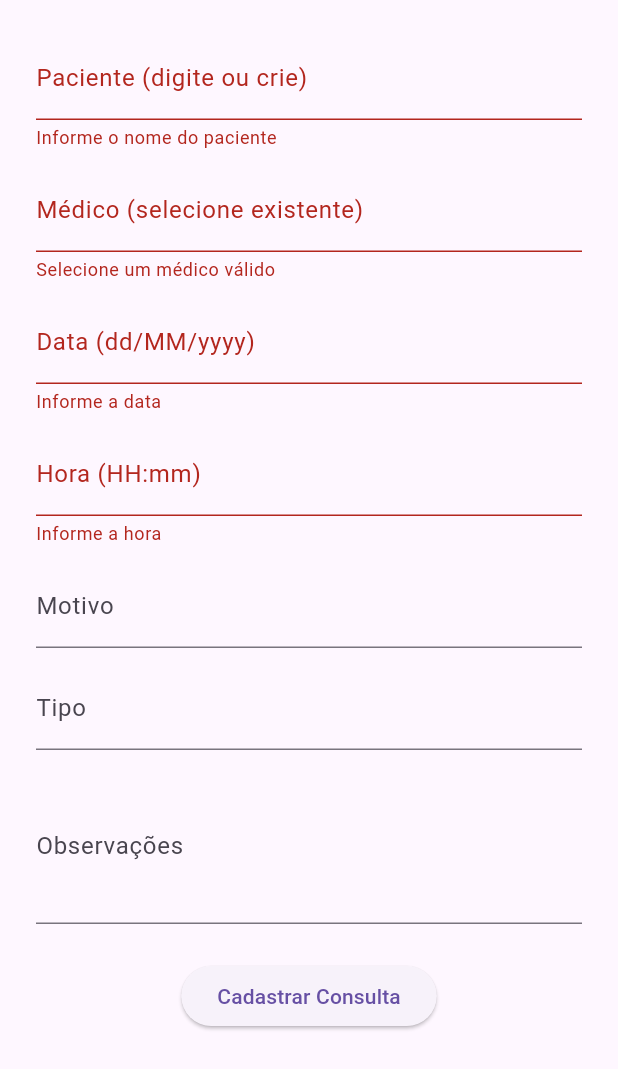
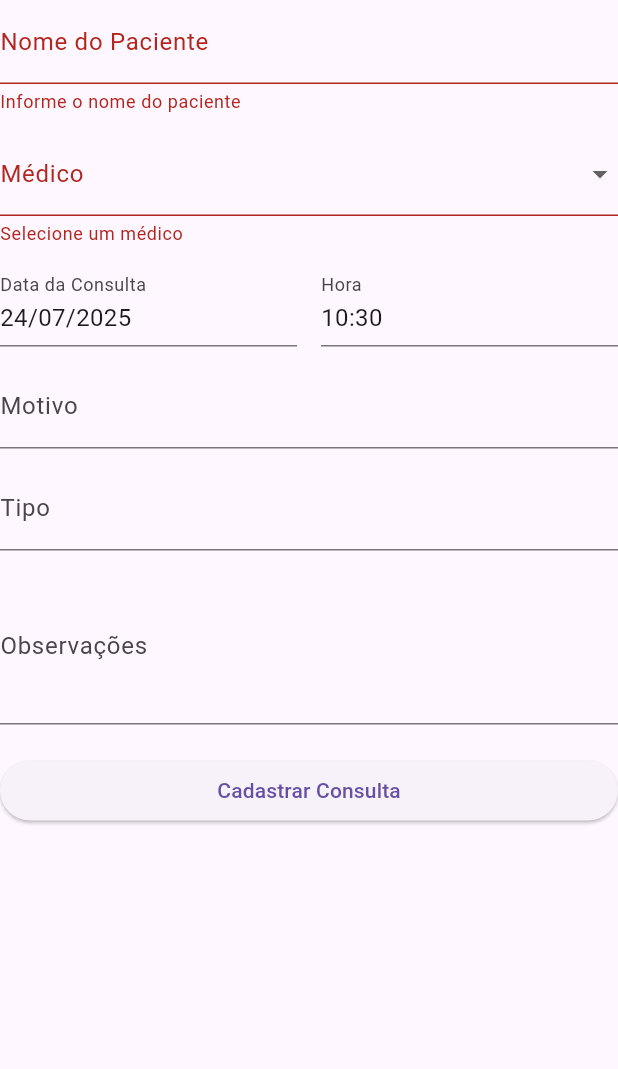
Before and after one commit to blacksouldev/sistema_gestao-hospitalar, a Flutter app: the NovaConsulta widget shown alone on an empty page, opened directly, after a tap on "Cadastrar Consulta", on a phone screen of 412 x 824 dp. Shown: the top 1069 px of the screen. Run offline on Flutter 3.47's test engine with Material 3 defaults, Android fonts, the phone set to English and light mode, and no system bars; our stand-ins replace shared_preferences; accounts and stored records are empty.

Commit message:
Configurado tela de cadastro de consulta com calendário auxiliar e horário automático, edição e exclusão de consultas, no dashboard atualização dos números como resumo.

```diff
--- a/lib/components/nova_consulta.dart
+++ b/lib/components/nova_consulta.dart
@@ -1,10 +1,13 @@
 import 'package:flutter/material.dart';
 import 'package:provider/provider.dart';
+import '../models/consulta.dart';
+import '../models/medico.dart';
 import '../providers/consulta_provider.dart';
-import '../models/medico.dart';
 
 class NovaConsulta extends StatefulWidget {
-  const NovaConsulta({super.key});
+  final Consulta? consulta;
+
+  const NovaConsulta({Key? key, this.consulta}) : super(key: key);
 
   @override
   State<NovaConsulta> createState() => _NovaConsultaState();
@@ -13,197 +16,215 @@ class NovaConsulta extends StatefulWidget {
 class _NovaConsultaState extends State<NovaConsulta> {
   final _formKey = GlobalKey<FormState>();
 
-  final TextEditingController pacienteController = TextEditingController();
-  final TextEditingController medicoController = TextEditingController();
+  final TextEditingController _pacienteController = TextEditingController();
+  Medico? _medicoSelecionado;
+  DateTime _dataSelecionada = DateTime.now();
+  final TextEditingController _motivoController = TextEditingController();
+  final TextEditingController _tipoController = TextEditingController();
+  final TextEditingController _observacoesController = TextEditingController();
 
-  String? medicoSelecionadoId;
-  String data = '';
-  String hora = '';
-  String motivo = '';
-  String tipo = '';
-  String observacoes = '';
+  List<Medico> _medicos = [];
 
   @override
   void initState() {
     super.initState();
-    Provider.of<ConsultaProvider>(context, listen: false).buscarMedicos();
-  }
 
-  String? _converterDataParaIso(String dataBrasileira) {
-    try {
-      final partes = dataBrasileira.split('/');
-      if (partes.length != 3) return null;
-      final dia = int.parse(partes[0]);
-      final mes = int.parse(partes[1]);
-      final ano = int.parse(partes[2]);
-      final data = DateTime(ano, mes, dia);
-      return data.toIso8601String().split('T')[0];
-    } catch (e) {
-      return null;
-    }
-  }
+    final consultaProvider = context.read<ConsultaProvider>();
+    _medicos = consultaProvider.medicos;
 
-  Future<void> salvarConsulta() async {
-    if (medicoSelecionadoId == null) {
-      ScaffoldMessenger.of(context).showSnackBar(
-        const SnackBar(content: Text('Selecione um médico válido')),
-      );
-      return;
-    }
-
-    final dataIso = _converterDataParaIso(data);
-    if (dataIso == null) {
-      ScaffoldMessenger.of(context).showSnackBar(
-        const SnackBar(content: Text('Data inválida. Use o formato dd/MM/yyyy')),
-      );
-      return;
-    }
-
-    final provider = Provider.of<ConsultaProvider>(context, listen: false);
-
-    final consulta = {
-      'pacienteNome': pacienteController.text.trim(),
-      'medicoId': medicoSelecionadoId!,
-      'data': "${dataIso}T${hora}:00",
-      'motivo': motivo,
-      'tipo': tipo,
-      'observacoes': observacoes,
-    };
-
-    try {
-      final sucesso = await provider.salvarConsultaAPI(consulta);
-
-      if (sucesso) {
-        ScaffoldMessenger.of(context).showSnackBar(
-          const SnackBar(content: Text('Consulta cadastrada com sucesso')),
+    if (_medicos.isEmpty) {
+      consultaProvider.buscarMedicos().then((_) {
+        setState(() {
+          _medicos = consultaProvider.medicos;
+          if (widget.consulta != null) {
+            _medicoSelecionado = _medicos.firstWhere(
+                  (m) => m.id == widget.consulta!.medicoId,
+              orElse: () => _medicos.isNotEmpty ? _medicos[0] : throw Exception('Nenhum médico disponível'),
+            );
+          }
+        });
+      });
+    } else {
+      if (widget.consulta != null) {
+        final c = widget.consulta!;
+        _pacienteController.text = c.pacienteNome;
+        _medicoSelecionado = _medicos.firstWhere(
+              (m) => m.id == c.medicoId,
+          orElse: () => _medicos.isNotEmpty ? _medicos[0] : throw Exception('Nenhum médico disponível'),
         );
-        await provider.buscarConsultas();
-        if (mounted) Navigator.of(context).pop();
-      } else {
-        ScaffoldMessenger.of(context).showSnackBar(
-          const SnackBar(content: Text('Erro ao cadastrar consulta')),
-        );
+        _dataSelecionada = c.dataHora;
+        _motivoController.text = c.motivo;
+        _tipoController.text = c.tipo;
+        _observacoesController.text = c.observacoes;
       }
-    } catch (e) {
-      ScaffoldMessenger.of(context).showSnackBar(
-        SnackBar(content: Text('Erro na comunicação: $e')),
-      );
     }
   }
 
   @override
   void dispose() {
-    pacienteController.dispose();
-    medicoController.dispose();
+    _pacienteController.dispose();
+    _motivoController.dispose();
+    _tipoController.dispose();
+    _observacoesController.dispose();
     super.dispose();
+  }
+
+  Future<void> _selecionarData(BuildContext context) async {
+    final novaData = await showDatePicker(
+      context: context,
+      initialDate: _dataSelecionada,
+      firstDate: DateTime.now().subtract(const Duration(days: 365)),
+      lastDate: DateTime.now().add(const Duration(days: 365 * 2)),
+    );
+    if (novaData != null) {
+      setState(() {
+        _dataSelecionada = DateTime(
+          novaData.year,
+          novaData.month,
+          novaData.day,
+          _dataSelecionada.hour,
+          _dataSelecionada.minute,
+        );
+      });
+    }
+  }
+
+  void _salvarConsulta() async {
+    if (!_formKey.currentState!.validate()) return;
+    if (_medicoSelecionado == null) {
+      ScaffoldMessenger.of(context).showSnackBar(
+        const SnackBar(content: Text('Selecione um médico')),
+      );
+      return;
+    }
+
+    final consultaProvider = context.read<ConsultaProvider>();
+
+    final novaConsulta = Consulta(
+      id: widget.consulta?.id ?? DateTime.now().millisecondsSinceEpoch.toString(),
+      pacienteNome: _pacienteController.text.trim(),
+      medicoNome: _medicoSelecionado!.nome,
+      medicoId: _medicoSelecionado!.id,
+      dataHora: _dataSelecionada,
+      motivo: _motivoController.text.trim(),
+      tipo: _tipoController.text.trim(),
+      observacoes: _observacoesController.text.trim(),
+    );
+
+    if (widget.consulta == null) {
+      // Criar nova - usando método salvarConsultaAPI com Map (simula API)
+      final sucesso = await consultaProvider.salvarConsultaAPI({
+        'pacienteNome': novaConsulta.pacienteNome,
+        'medicoId': novaConsulta.medicoId,
+        'data': novaConsulta.dataHora.toIso8601String(),
+        'motivo': novaConsulta.motivo,
+        'tipo': novaConsulta.tipo,
+        'observacoes': novaConsulta.observacoes,
+      });
+      if (!sucesso) {
+        ScaffoldMessenger.of(context).showSnackBar(
+          const SnackBar(content: Text('Erro ao salvar consulta')),
+        );
+        return;
+      }
+    } else {
+      // Editar: remove antiga e adiciona nova localmente
+      consultaProvider.excluirConsulta(widget.consulta!.id);
+      consultaProvider.adicionarConsulta(novaConsulta);
+    }
+
+    Navigator.of(context).pop();
   }
 
   @override
   Widget build(BuildContext context) {
-    final provider = Provider.of<ConsultaProvider>(context);
-    final medicos = provider.medicos;
-
     return SingleChildScrollView(
-      child: Padding(
-        padding: const EdgeInsets.all(24),
+      child: SizedBox(
+        width: double.maxFinite,
         child: Form(
           key: _formKey,
           child: Column(
             mainAxisSize: MainAxisSize.min,
             children: [
               TextFormField(
-                controller: pacienteController,
-                decoration: const InputDecoration(labelText: 'Paciente (digite ou crie)'),
-                validator: (val) => val == null || val.trim().isEmpty ? 'Informe o nome do paciente' : null,
+                controller: _pacienteController,
+                decoration: const InputDecoration(labelText: 'Nome do Paciente'),
+                validator: (value) => value == null || value.isEmpty ? 'Informe o nome do paciente' : null,
               ),
-
               const SizedBox(height: 12),
-
-              Autocomplete<Medico>(
-                optionsBuilder: (TextEditingValue textEditingValue) {
-                  if (textEditingValue.text.isEmpty) return const Iterable<Medico>.empty();
-                  return medicos.where((m) =>
-                      m.nome.toLowerCase().contains(textEditingValue.text.toLowerCase()));
+              DropdownButtonFormField<Medico>(
+                value: _medicoSelecionado,
+                decoration: const InputDecoration(labelText: 'Médico'),
+                items: _medicos
+                    .map(
+                      (medico) => DropdownMenuItem(
+                    value: medico,
+                    child: Text(medico.nome),
+                  ),
+                )
+                    .toList(),
+                onChanged: (medico) {
+                  setState(() {
+                    _medicoSelecionado = medico;
+                  });
                 },
-                displayStringForOption: (medico) => "${medico.nome} (${medico.especialidade})",
-                fieldViewBuilder: (context, controller, focusNode, onEditingComplete) {
-                  return TextFormField(
-                    controller: controller,
-                    focusNode: focusNode,
-                    decoration: const InputDecoration(labelText: 'Médico (selecione existente)'),
-                    validator: (val) {
-                      if (val == null || val.isEmpty) return 'Selecione um médico válido';
-                      if (medicoSelecionadoId == null) return 'Selecione um médico válido';
-                      return null;
-                    },
-                    onChanged: (val) {
-                      final medicoEncontrado = medicos.firstWhere(
-                            (m) => m.nome.toLowerCase() == val.toLowerCase(),
-                        orElse: () => Medico(id: '', nome: '', especialidade: ''),
-                      );
-                      if (medicoEncontrado.id.isNotEmpty) {
-                        medicoSelecionadoId = medicoEncontrado.id;
-                      } else {
-                        medicoSelecionadoId = null;
-                      }
-                    },
-                  );
-                },
-                onSelected: (Medico medico) {
-                  medicoSelecionadoId = medico.id;
-                  medicoController.text = medico.nome;
-                },
+                validator: (value) => value == null ? 'Selecione um médico' : null,
               ),
-
               const SizedBox(height: 12),
-
+              Row(
+                children: [
+                  Expanded(
+                    child: InputDecorator(
+                      decoration: const InputDecoration(labelText: 'Data da Consulta'),
+                      child: GestureDetector(
+                        onTap: () => _selecionarData(context),
+                        child: Text(
+                          '${_dataSelecionada.day.toString().padLeft(2, '0')}/'
+                              '${_dataSelecionada.month.toString().padLeft(2, '0')}/'
+                              '${_dataSelecionada.year}',
+                          style: const TextStyle(fontSize: 16),
+                        ),
+                      ),
+                    ),
+                  ),
+                  const SizedBox(width: 16),
+                  Expanded(
+                    child: InputDecorator(
+                      decoration: const InputDecoration(labelText: 'Hora'),
+                      child: Text(
+                        '${_dataSelecionada.hour.toString().padLeft(2, '0')}:'
+                            '${_dataSelecionada.minute.toString().padLeft(2, '0')}',
+                        style: const TextStyle(fontSize: 16),
+                      ),
+                    ),
+                  ),
+                ],
+              ),
+              const SizedBox(height: 12),
               TextFormField(
-                decoration: const InputDecoration(labelText: 'Data (dd/MM/yyyy)'),
-                keyboardType: TextInputType.datetime,
-                onChanged: (val) => data = val,
-                validator: (val) => val == null || val.isEmpty ? 'Informe a data' : null,
+                controller: _motivoController,
+                decoration: const InputDecoration(labelText: 'Motivo'),
+                maxLines: 1,
               ),
-
               const SizedBox(height: 12),
-
               TextFormField(
-                decoration: const InputDecoration(labelText: 'Hora (HH:mm)'),
-                keyboardType: TextInputType.datetime,
-                onChanged: (val) => hora = val,
-                validator: (val) => val == null || val.isEmpty ? 'Informe a hora' : null,
+                controller: _tipoController,
+                decoration: const InputDecoration(labelText: 'Tipo'),
+                maxLines: 1,
               ),
-
               const SizedBox(height: 12),
-
               TextFormField(
-                decoration: const InputDecoration(labelText: 'Motivo'),
-                onChanged: (val) => motivo = val,
-              ),
-
-              const SizedBox(height: 12),
-
-              TextFormField(
-                decoration: const InputDecoration(labelText: 'Tipo'),
-                onChanged: (val) => tipo = val,
-              ),
-
-              const SizedBox(height: 12),
-
-              TextFormField(
+                controller: _observacoesController,
                 decoration: const InputDecoration(labelText: 'Observações'),
-                onChanged: (val) => observacoes = val,
                 maxLines: 3,
               ),
-
-              const SizedBox(height: 24),
-
-              ElevatedButton(
-                onPressed: () {
-                  if (_formKey.currentState!.validate()) {
-                    salvarConsulta();
-                  }
-                },
-                child: const Text('Cadastrar Consulta'),
+              const SizedBox(height: 20),
+              SizedBox(
+                width: double.infinity,
+                child: ElevatedButton(
+                  onPressed: _salvarConsulta,
+                  child: Text(widget.consulta == null ? 'Cadastrar Consulta' : 'Salvar Alterações'),
+                ),
               ),
             ],
           ),
--- a/lib/models/consulta.dart
+++ b/lib/models/consulta.dart
@@ -2,12 +2,20 @@ class Consulta {
   final String id;
   final String pacienteNome;
   final String medicoNome;
-  final DateTime data;
+  final String medicoId;
+  final DateTime dataHora;
+  final String motivo;
+  final String tipo;
+  final String observacoes;
 
   Consulta({
     required this.id,
     required this.pacienteNome,
     required this.medicoNome,
-    required this.data,
+    required this.medicoId,
+    required this.dataHora,
+    required this.motivo,
+    required this.tipo,
+    required this.observacoes,
   });
 }
--- a/lib/models/medico.dart
+++ b/lib/models/medico.dart
@@ -2,10 +2,16 @@ class Medico {
   final String id;
   final String nome;
   final String especialidade;
+  final String crm;
+  final String telefone;
+  final String email;
 
   Medico({
     required this.id,
     required this.nome,
     required this.especialidade,
+    required this.crm,
+    required this.telefone,
+    required this.email,
   });
 }
--- a/lib/providers/consulta_provider.dart
+++ b/lib/providers/consulta_provider.dart
@@ -9,29 +9,53 @@ class ConsultaProvider extends ChangeNotifier {
   List<Consulta> get consultas => List.unmodifiable(_consultas);
   List<Medico> get medicos => List.unmodifiable(_medicos);
 
-  // Simula buscar médicos (exemplo local, você pode trocar para API depois)
   Future<void> buscarMedicos() async {
-    // Exemplo mockado
+    // Exemplo local mockado
     _medicos.clear();
     _medicos.addAll([
-      Medico(id: '1', nome: 'Dr. Marcos', especialidade: 'Cardiologista'),
-      Medico(id: '2', nome: 'Dra. Ana', especialidade: 'Pediatra'),
-      Medico(id: '3', nome: 'Dr. João', especialidade: 'Ortopedista'),
+      Medico(
+        id: '1',
+        nome: 'Dr. Marcos',
+        especialidade: 'Cardiologista',
+        crm: '12345',
+        telefone: '(11) 99999-9999',
+        email: 'marcos@hospital.com',
+      ),
+      Medico(
+        id: '2',
+        nome: 'Dra. Ana',
+        especialidade: 'Pediatra',
+        crm: '23456',
+        telefone: '(11) 98888-8888',
+        email: 'ana@hospital.com',
+      ),
+      Medico(
+        id: '3',
+        nome: 'Dr. João',
+        especialidade: 'Ortopedista',
+        crm: '34567',
+        telefone: '(11) 97777-7777',
+        email: 'joao@hospital.com',
+      ),
     ]);
     notifyListeners();
   }
 
-  // Simula salvar consulta (exemplo local)
   Future<bool> salvarConsultaAPI(Map<String, dynamic> consultaMap) async {
     try {
+      final medicoEncontrado = _medicos.firstWhere(
+            (m) => m.id == consultaMap['medicoId'],
+        orElse: () => throw Exception('Médico não encontrado'),
+      );
       final novaConsulta = Consulta(
         id: DateTime.now().millisecondsSinceEpoch.toString(),
-        pacienteNome: consultaMap['pacienteNome'] ?? '',
-        medicoNome: _medicos.firstWhere(
-                (m) => m.id == consultaMap['medicoId'],
-            orElse: () => Medico(id: '', nome: 'Médico não encontrado', especialidade: '')
-        ).nome,
-        data: DateTime.parse(consultaMap['data']),
+        pacienteNome: consultaMap['pacienteNome'],
+        medicoNome: medicoEncontrado.nome,
+        medicoId: medicoEncontrado.id,
+        dataHora: DateTime.parse(consultaMap['data']),
+        motivo: consultaMap['motivo'] ?? '',
+        tipo: consultaMap['tipo'] ?? '',
+        observacoes: consultaMap['observacoes'] ?? '',
       );
       _consultas.add(novaConsulta);
       notifyListeners();
@@ -41,9 +65,8 @@ class ConsultaProvider extends ChangeNotifier {
     }
   }
 
-  // Simula buscar consultas (exemplo local)
   Future<void> buscarConsultas() async {
-    // Aqui você pode carregar de um backend ou banco local
+    // No exemplo local, só notifica para atualizar a UI
     notifyListeners();
   }
 
@@ -53,7 +76,7 @@ class ConsultaProvider extends ChangeNotifier {
   }
 
   void excluirConsulta(String id) {
-    _consultas.removeWhere((consulta) => consulta.id == id);
+    _consultas.removeWhere((c) => c.id == id);
     notifyListeners();
   }
 }
```
Also changed, not shown: lib/main.dart (+9 -7 lines), lib/pages/consultas_page.dart (+88 -8 lines), lib/pages/dashboard_page.dart (+29 -3 lines), lib/pages/home_page.dart (+6 -3 lines), lib/widgets/nova_consulta_dialog.dart (deleted, +0 -104 lines).
